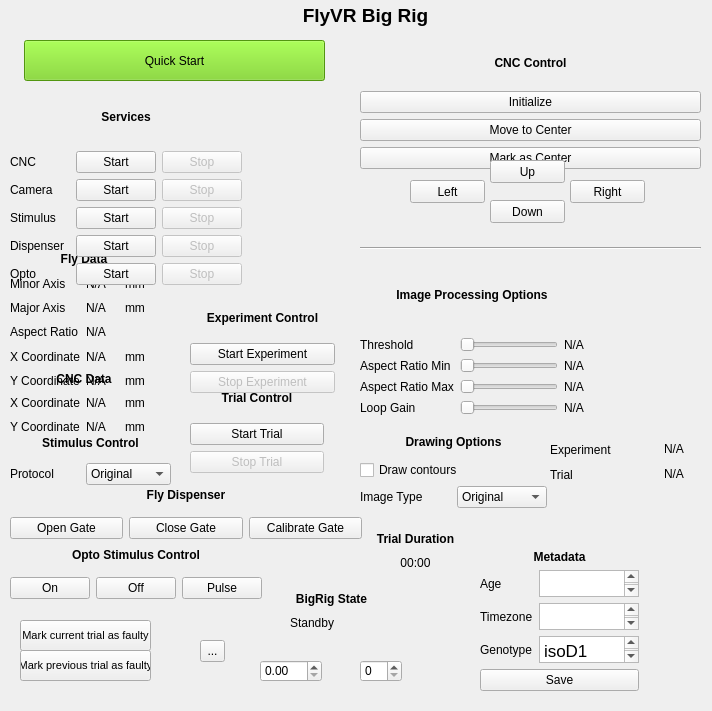
The window that qt/main.ui (ClandininLab/flyvr) describes before a commit, drawn with Qt 5.
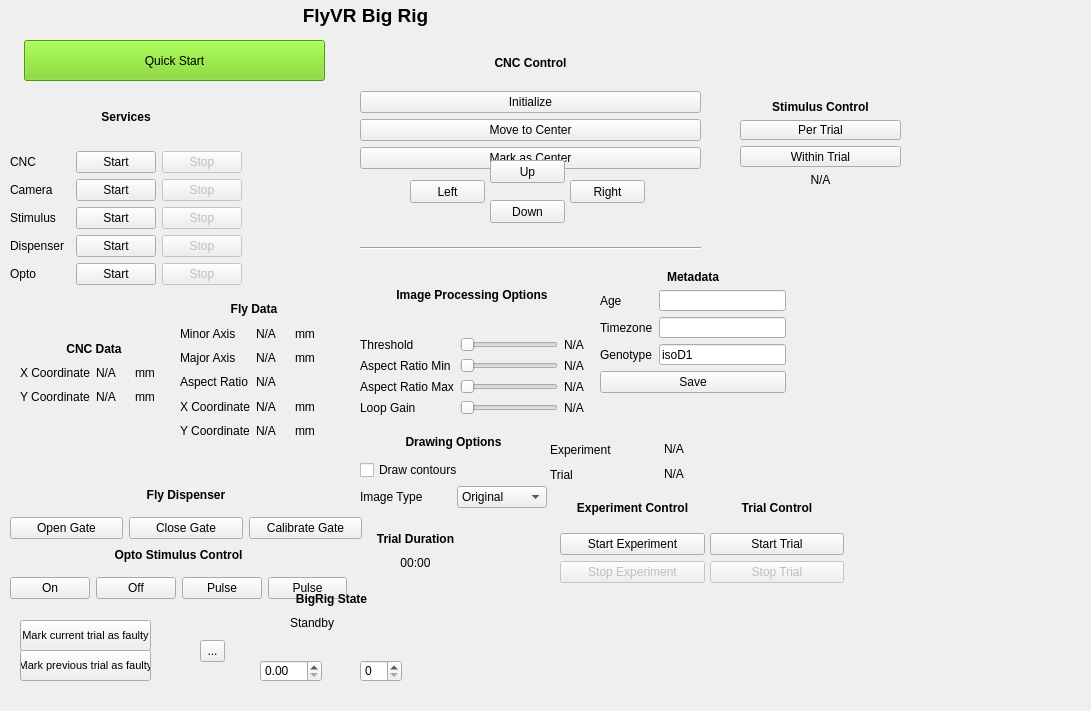
The same window after the commit.

Diff of the .ui file:
```diff
--- a/qt/main.ui
+++ b/qt/main.ui
@@ -6,7 +6,7 @@
    <rect>
     <x>0</x>
     <y>0</y>
-    <width>712</width>
+    <width>1091</width>
     <height>711</height>
    </rect>
   </property>
@@ -160,8 +160,8 @@
   <widget class="QWidget" name="gridLayoutWidget_2">
    <property name="geometry">
     <rect>
-     <x>10</x>
-     <y>250</y>
+     <x>180</x>
+     <y>300</y>
      <width>148</width>
      <height>140</height>
     </rect>
@@ -340,8 +340,8 @@
   <widget class="QWidget" name="gridLayoutWidget_4">
    <property name="geometry">
     <rect>
-     <x>10</x>
-     <y>370</y>
+     <x>20</x>
+     <y>340</y>
      <width>148</width>
      <height>66</height>
     </rect>
@@ -641,8 +641,8 @@
   <widget class="QWidget" name="gridLayoutWidget_7">
    <property name="geometry">
     <rect>
-     <x>190</x>
-     <y>300</y>
+     <x>560</x>
+     <y>490</y>
      <width>145</width>
      <height>93</height>
     </rect>
@@ -693,41 +693,17 @@
   <widget class="QWidget" name="gridLayoutWidget_8">
    <property name="geometry">
     <rect>
-     <x>10</x>
-     <y>430</y>
+     <x>740</x>
+     <y>100</y>
      <width>161</width>
-     <height>55</height>
+     <height>87</height>
     </rect>
    </property>
    <layout class="QGridLayout" name="gridLayout_8">
-    <item row="1" column="1">
-     <widget class="QComboBox" name="comboBox_2">
-      <item>
-       <property name="text">
-        <string>Original</string>
-       </property>
-      </item>
-      <item>
-       <property name="text">
-        <string>Grayscale</string>
-       </property>
-      </item>
-      <item>
-       <property name="text">
-        <string>Blurred</string>
-       </property>
-      </item>
-      <item>
-       <property name="text">
-        <string>Threshold</string>
-       </property>
-      </item>
-     </widget>
-    </item>
-    <item row="1" column="0">
-     <widget class="QLabel" name="label_38">
+    <item row="2" column="0" colspan="2">
+     <widget class="QPushButton" name="stim_within_trial_button">
       <property name="text">
-       <string>Protocol</string>
+       <string>Within Trial</string>
       </property>
      </widget>
     </item>
@@ -741,6 +717,23 @@
       </property>
      </widget>
     </item>
+    <item row="1" column="0" colspan="2">
+     <widget class="QPushButton" name="stim_per_trial_button">
+      <property name="text">
+       <string>Per Trial</string>
+      </property>
+     </widget>
+    </item>
+    <item row="3" column="0" colspan="2">
+     <widget class="QLabel" name="current_stim_label">
+      <property name="text">
+       <string>&lt;html&gt;&lt;head/&gt;&lt;body&gt;&lt;p align=&quot;center&quot;&gt;N/A&lt;/p&gt;&lt;/body&gt;&lt;/html&gt;</string>
+      </property>
+      <property name="alignment">
+       <set>Qt::AlignCenter</set>
+      </property>
+     </widget>
+    </item>
    </layout>
   </widget>
   <widget class="QLabel" name="label_43">
@@ -761,7 +754,7 @@
     <rect>
      <x>10</x>
      <y>540</y>
-     <width>252</width>
+     <width>337</width>
      <height>59</height>
     </rect>
    </property>
@@ -790,7 +783,14 @@
       </property>
      </widget>
     </item>
-    <item row="0" column="0" colspan="3">
+    <item row="1" column="3">
+     <widget class="QPushButton" name="opto_foraging_button">
+      <property name="text">
+       <string>Pulse</string>
+      </property>
+     </widget>
+    </item>
+    <item row="0" column="0" colspan="4">
      <widget class="QLabel" name="label_40">
       <property name="text">
        <string>&lt;html&gt;&lt;head/&gt;&lt;body&gt;&lt;p&gt;&lt;span style=&quot; font-weight:600;&quot;&gt;Opto Stimulus Control&lt;/span&gt;&lt;/p&gt;&lt;/body&gt;&lt;/html&gt;</string>
@@ -864,8 +864,8 @@
   <widget class="QWidget" name="gridLayoutWidget_11">
    <property name="geometry">
     <rect>
-     <x>190</x>
-     <y>380</y>
+     <x>710</x>
+     <y>490</y>
      <width>134</width>
      <height>93</height>
     </rect>
@@ -975,13 +975,20 @@
   <widget class="QWidget" name="gridLayoutWidget_14">
    <property name="geometry">
     <rect>
-     <x>480</x>
-     <y>550</y>
-     <width>159</width>
-     <height>141</height>
+     <x>600</x>
+     <y>270</y>
+     <width>186</width>
+     <height>123</height>
     </rect>
    </property>
    <layout class="QGridLayout" name="gridLayout_14">
+    <item row="4" column="0" colspan="2">
+     <widget class="QPushButton" name="save_metadata_button">
+      <property name="text">
+       <string>Save</string>
+      </property>
+     </widget>
+    </item>
     <item row="0" column="0" colspan="2">
      <widget class="QLabel" name="label_49">
       <property name="text">
@@ -1006,35 +1013,6 @@
       </property>
      </widget>
     </item>
-    <item row="2" column="1">
-     <widget class="QTextEdit" name="timezone_textbox">
-      <property name="html">
-       <string>&lt;!DOCTYPE HTML PUBLIC &quot;-//W3C//DTD HTML 4.0//EN&quot; &quot;http://www.w3.org/TR/REC-html40/strict.dtd&quot;&gt;
-&lt;html&gt;&lt;head&gt;&lt;meta name=&quot;qrichtext&quot; content=&quot;1&quot; /&gt;&lt;style type=&quot;text/css&quot;&gt;
-p, li { white-space: pre-wrap; }
-&lt;/style&gt;&lt;/head&gt;&lt;body style=&quot; font-family:'.SF NS Text'; font-size:13pt; font-weight:400; font-style:normal;&quot;&gt;
-&lt;p style=&quot;-qt-paragraph-type:empty; margin-top:0px; margin-bottom:0px; margin-left:0px; margin-right:0px; -qt-block-indent:0; text-indent:0px;&quot;&gt;&lt;br /&gt;&lt;/p&gt;&lt;/body&gt;&lt;/html&gt;</string>
-      </property>
-     </widget>
-    </item>
-    <item row="4" column="0" colspan="2">
-     <widget class="QPushButton" name="save_metadata_button">
-      <property name="text">
-       <string>Save</string>
-      </property>
-     </widget>
-    </item>
-    <item row="1" column="1">
-     <widget class="QTextEdit" name="age_textbox">
-      <property name="html">
-       <string>&lt;!DOCTYPE HTML PUBLIC &quot;-//W3C//DTD HTML 4.0//EN&quot; &quot;http://www.w3.org/TR/REC-html40/strict.dtd&quot;&gt;
-&lt;html&gt;&lt;head&gt;&lt;meta name=&quot;qrichtext&quot; content=&quot;1&quot; /&gt;&lt;style type=&quot;text/css&quot;&gt;
-p, li { white-space: pre-wrap; }
-&lt;/style&gt;&lt;/head&gt;&lt;body style=&quot; font-family:'.SF NS Text'; font-size:13pt; font-weight:400; font-style:normal;&quot;&gt;
-&lt;p style=&quot;-qt-paragraph-type:empty; margin-top:0px; margin-bottom:0px; margin-left:0px; margin-right:0px; -qt-block-indent:0; text-indent:0px;&quot;&gt;&lt;br /&gt;&lt;/p&gt;&lt;/body&gt;&lt;/html&gt;</string>
-      </property>
-     </widget>
-    </item>
     <item row="3" column="0">
      <widget class="QLabel" name="bigrig_state_label_7">
       <property name="text">
@@ -1042,14 +1020,16 @@
       </property>
      </widget>
     </item>
+    <item row="1" column="1">
+     <widget class="QLineEdit" name="lineEdit"/>
+    </item>
+    <item row="2" column="1">
+     <widget class="QLineEdit" name="lineEdit_2"/>
+    </item>
     <item row="3" column="1">
-     <widget class="QTextEdit" name="genotype_textbox">
-      <property name="html">
-       <string>&lt;!DOCTYPE HTML PUBLIC &quot;-//W3C//DTD HTML 4.0//EN&quot; &quot;http://www.w3.org/TR/REC-html40/strict.dtd&quot;&gt;
-&lt;html&gt;&lt;head&gt;&lt;meta name=&quot;qrichtext&quot; content=&quot;1&quot; /&gt;&lt;style type=&quot;text/css&quot;&gt;
-p, li { white-space: pre-wrap; }
-&lt;/style&gt;&lt;/head&gt;&lt;body style=&quot; font-family:'.SF NS Text'; font-size:13pt; font-weight:400; font-style:normal;&quot;&gt;
-&lt;p style=&quot; margin-top:0px; margin-bottom:0px; margin-left:0px; margin-right:0px; -qt-block-indent:0; text-indent:0px;&quot;&gt;isoD1&lt;/p&gt;&lt;/body&gt;&lt;/html&gt;</string>
+     <widget class="QLineEdit" name="lineEdit_3">
+      <property name="text">
+       <string>isoD1</string>
       </property>
      </widget>
     </item>
```
